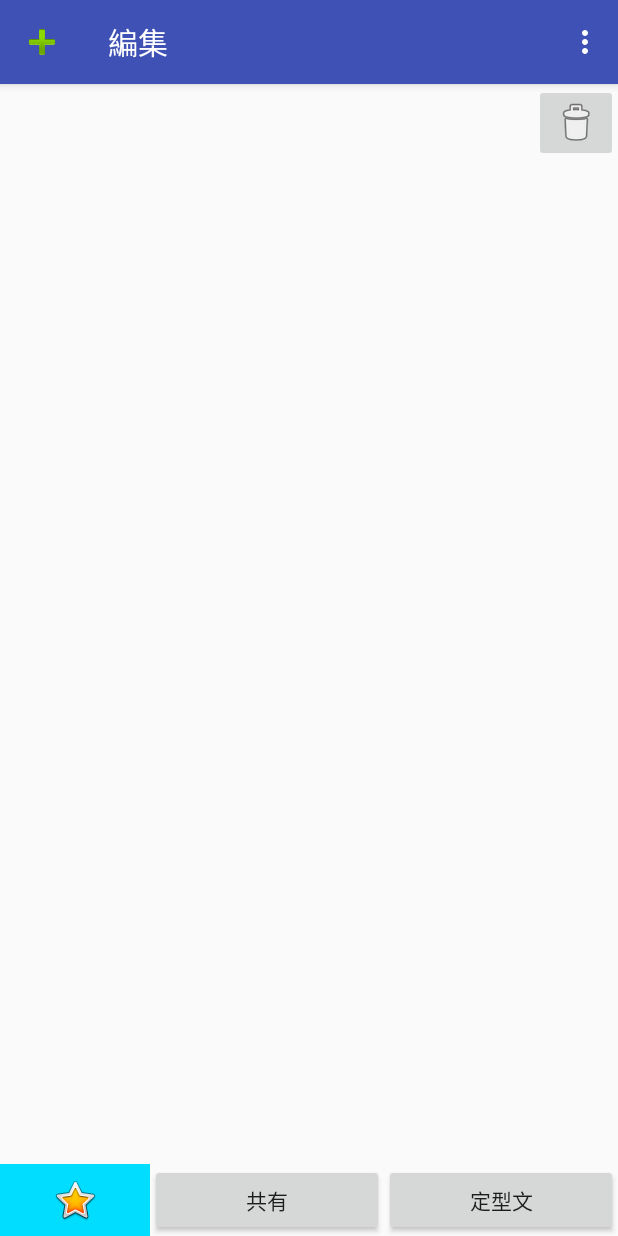
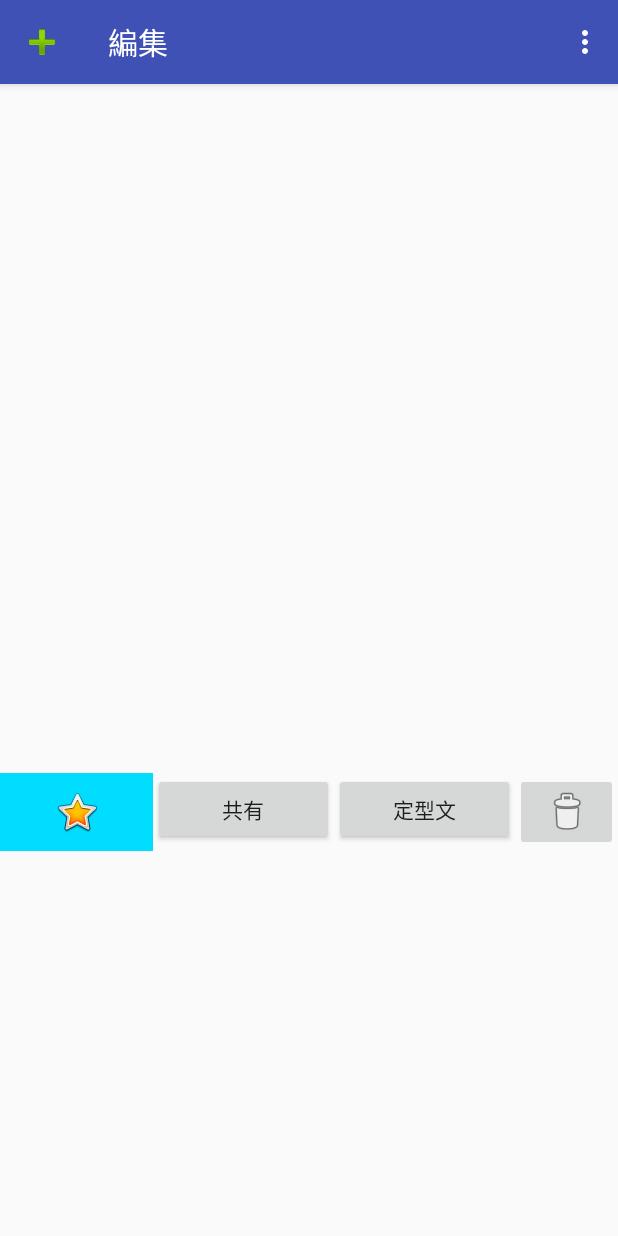
Before and after one commit to Funabashi-Joho-Business/X15G_F, an Android app: the screen it shows after launch (MainActivity), in the options menu, after a tap on "編集", on a phone screen of 412 x 824 dp. Run offline under Robolectric (Android 15) with nearby library versions, the phone set to English and light mode, and no system bars.

Commit message:
SQL,レイアウト

```diff
--- a/app/src/main/java/jp/ac/chiba_fjb/f/home/TextDB.java
+++ b/app/src/main/java/jp/ac/chiba_fjb/f/home/TextDB.java
@@ -19,7 +19,7 @@ public  class TextDB extends SQlite{
     @Override
     public void onCreate(SQLiteDatabase db) {
         //初期テーブルの作成
-        db.execSQL("create table TextDB(name TextDB);");
+        db.execSQL("create table TextDB(id integer primary key,name text);");
     }
 
     @Override
--- a/app/src/main/java/jp/ac/chiba_fjb/f/home/homeFragment.java
+++ b/app/src/main/java/jp/ac/chiba_fjb/f/home/homeFragment.java
@@ -37,25 +37,30 @@ public class homeFragment extends Fragment  {
 
     @Override
     public void onViewCreated(View view, @Nullable Bundle savedInstanceState) {
+        getActivity().setTitle("だいちのはさみ");
         super.onViewCreated(view, savedInstanceState);
         Button kyouyubutton = (Button)view.findViewById(R.id.kyouyubutton);
         Button teikeibunbutton = (Button)view.findViewById(R.id.teikeibunbutton);
         ImageButton gomibakobutton = (ImageButton)view.findViewById(R.id.gomibakobutton);
         //インスタンスの取得
-        LinearLayout layout = (LinearLayout)view.findViewById(R.id.layout5);
+        LinearLayout layout = (LinearLayout)view.findViewById(R.id.layout4);
 
         //データベースに接続
         TextDB db = new TextDB(getActivity());
 
         //クエリーの発行
-        Cursor res = db.query("select * from TextDB;");
+        Cursor res = db.query("select name from TextDB;");
         //データがなくなるまで次の行へ
         while(res.moveToNext())
         {
             //0列目を取り出し
-            TextView textView = new TextView(getActivity());
+            LinearLayout textlayout;
+            textlayout = (LinearLayout)getActivity().getLayoutInflater().inflate(R.layout.text, null);
+            TextView textView = (TextView)textlayout.findViewById(R.id.textView);
+//            TextView textView = new TextView(getActivity());
             textView.append(res.getString(0)+"\n");
-            layout.addView(textView);
+            layout.addView(textlayout);
+
         }
         //カーソルを閉じる
         res.close();
--- a/app/src/main/res/drawable/wakusen.xml
+++ b/app/src/main/res/drawable/wakusen.xml
@@ -1,5 +1,6 @@
 <?xml version="1.0" encoding="utf-8"?>
 <shape xmlns:android="http://schemas.android.com/apk/res/android"
+    android:id="@+id/wakusen"
     android:shape="rectangle">
     <solid android:color="#FFFFFF"/>
     <stroke android:width="2dp" android:color="#AAAAAA" />
--- a/app/src/main/res/layout/home.xml
+++ b/app/src/main/res/layout/home.xml
@@ -18,34 +18,15 @@
         <ScrollView
             android:id="@+id/layout3"
             android:layout_width="match_parent"
-            android:layout_height="match_parent"
-            android:layout_weight="1">
+            android:layout_height="459dp">
 
             <LinearLayout
                 android:id="@+id/layout4"
                 android:layout_width="match_parent"
-                android:layout_height="match_parent"
+                android:layout_height="wrap_content"
+                android:layout_gravity="right"
                 android:orientation="vertical">
 
-                <LinearLayout
-                    android:id="@+id/layout5"
-                    android:layout_width="match_parent"
-                    android:layout_height="match_parent"
-                    android:orientation="vertical"></LinearLayout>
-
-                <LinearLayout
-                    android:layout_width="match_parent"
-                    android:layout_height="match_parent"
-                    android:layout_gravity="bottom"
-                    android:orientation="vertical">
-
-                    <ImageButton
-                        android:id="@+id/gomibakobutton"
-                        android:layout_width="wrap_content"
-                        android:layout_height="wrap_content"
-                        android:layout_gravity="right"
-                        app:srcCompat="@android:drawable/ic_menu_delete" />
-                </LinearLayout>
             </LinearLayout>
         </ScrollView>
 
@@ -61,7 +42,7 @@
                 android:id="@+id/homebutton"
                 android:layout_width="wrap_content"
                 android:layout_height="match_parent"
-                android:layout_weight="1.00"
+                android:layout_weight="2.15"
                 android:background="@android:color/holo_blue_bright"
                 app:srcCompat="@android:drawable/btn_star_big_on"
                 tools:layout_editor_absoluteX="-23dp"
@@ -80,13 +61,16 @@
                 android:layout_height="wrap_content"
                 android:layout_weight="1"
                 android:text="定型文" />
+
+            <ImageButton
+                android:id="@+id/gomibakobutton"
+                android:layout_width="wrap_content"
+                android:layout_height="wrap_content"
+                android:layout_gravity="right"
+                android:layout_weight="0.37"
+                app:srcCompat="@android:drawable/ic_menu_delete" />
         </LinearLayout>
+
     </LinearLayout>
 
-    <TextView
-        android:id="@+id/textView6"
-        android:layout_width="match_parent"
-        android:layout_height="wrap_content"
-        android:text="TextView" />
-
 </LinearLayout>
```
Also changed, not shown: app/src/main/java/jp/ac/chiba_fjb/f/home/MainActivity.java (+10 -6 lines), app/src/main/res/layout/text.xml (added, +28 -0 lines).
